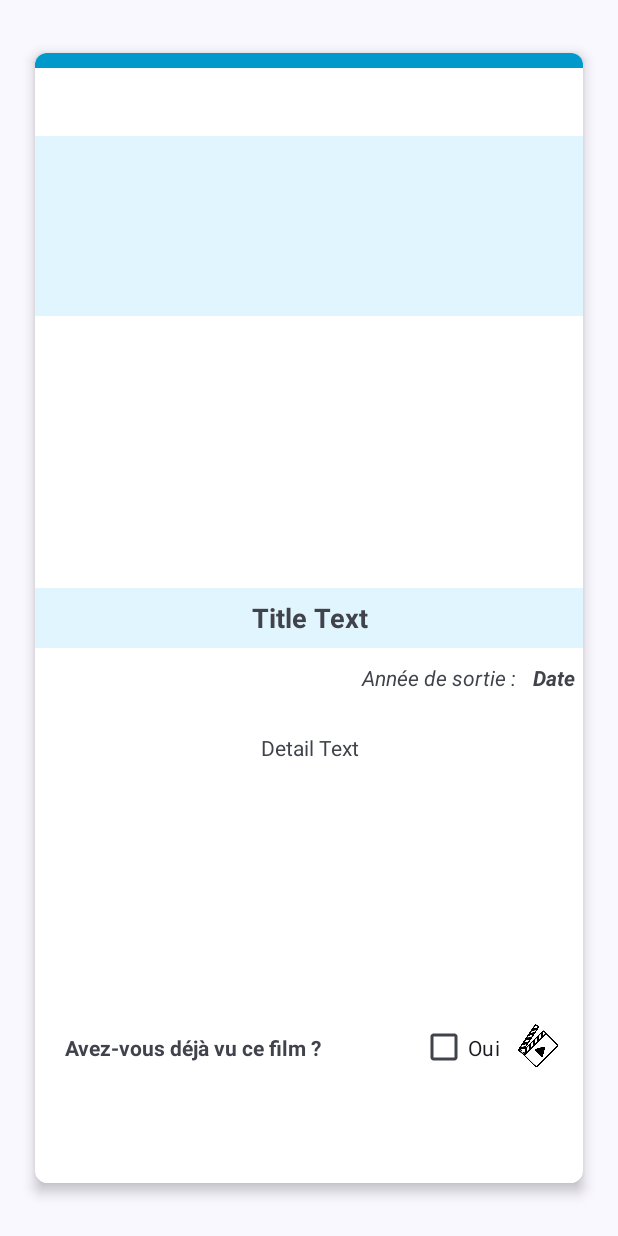
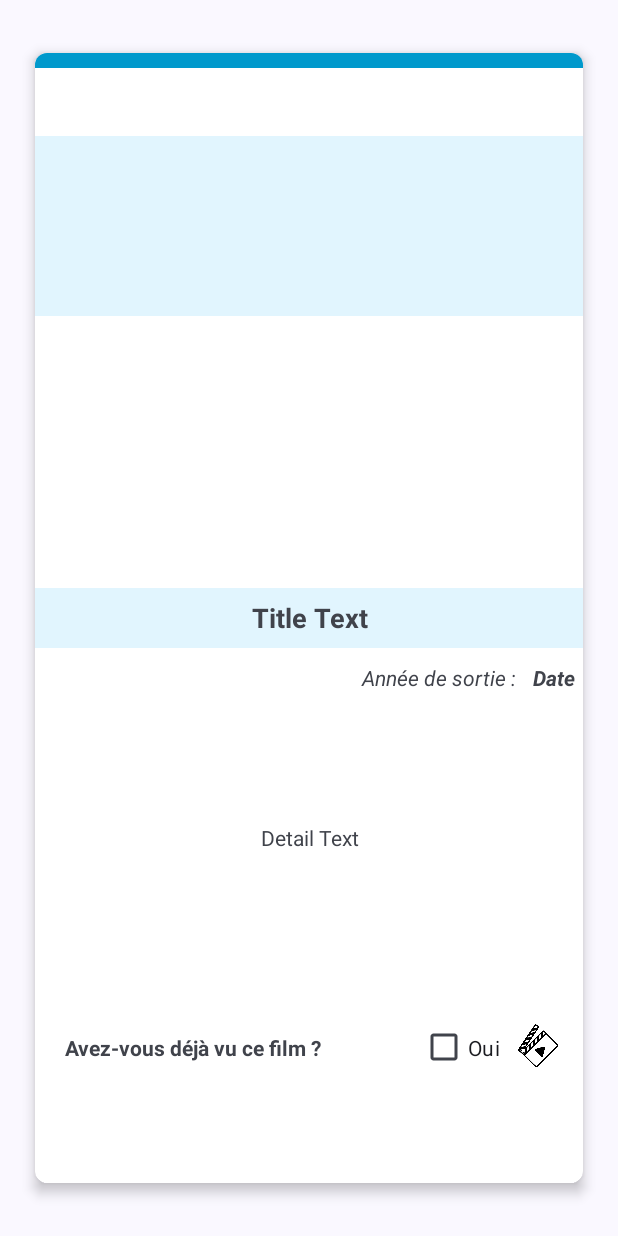
Before and after one commit to JulienS69/Application_Gestion_Films, an Android app: the layout activity_detail_movie.xml on its own in the app's theme, with its tools: preview values and no code run, on a phone screen of 412 x 824 dp. Run offline under Robolectric (Android 15) with nearby library versions, the phone set to English and light mode, and no system bars.

Commit message:
[MOB] refacto du code

```diff
--- a/app/src/main/res/layout/activity_detail_movie.xml
+++ b/app/src/main/res/layout/activity_detail_movie.xml
@@ -37,7 +37,7 @@
             <ImageView
                 android:id="@+id/item_imageDetail"
                 android:layout_width="200dp"
-                android:layout_height="250dp"
+                android:layout_height="220dp"
                 android:layout_gravity="center_horizontal"
                 android:layout_marginStart="85dp"
                 android:layout_marginTop="25dp" />
@@ -46,7 +46,6 @@
         <FrameLayout
             android:layout_width="match_parent"
             android:layout_height="40dp"
-            android:layout_marginTop="340dp"
             android:layout_centerVertical="true"
             android:background="@color/button_add">
 
@@ -71,7 +70,7 @@
             android:layout_height="120dp"
             android:layout_centerInParent="true"
             android:layout_marginEnd="10dp"
-            android:layout_marginTop="50dp"
+            android:layout_marginTop="70dp"
             android:paddingTop="90dp"
             android:text="Date"
             android:textAlignment="textEnd"
@@ -93,13 +92,15 @@
         <TextView
             android:id="@+id/item_detailDetail"
             android:layout_width="match_parent"
-            android:layout_height="150dp"
+            android:layout_height="90dp"
             android:layout_alignParentBottom="true"
-            android:layout_marginBottom="150dp"
             android:layout_marginStart="20dp"
             android:layout_marginEnd="20dp"
-            android:textAlignment="center"
-            android:text="Detail Text" />
+            android:layout_marginBottom="150dp"
+            android:ellipsize="end"
+            android:maxLines="4"
+            android:text="Detail Text"
+            android:textAlignment="center" />
 
         <View
             android:layout_width="match_parent"
```
